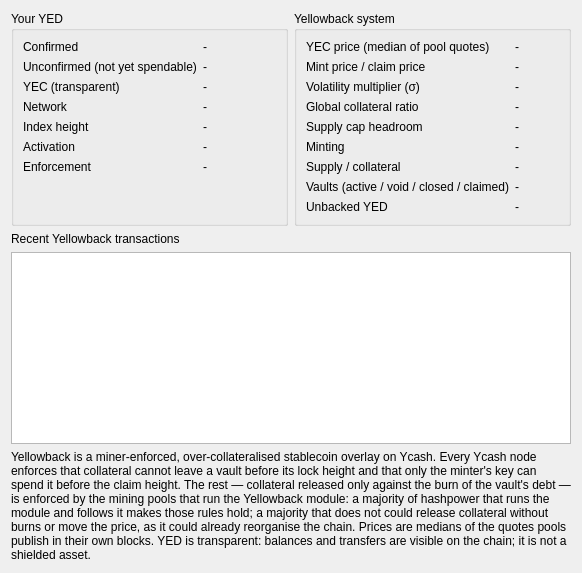
boyfromcave/yecwallet-dd, file src/yellowbackoverview.ui: the form before one commit.
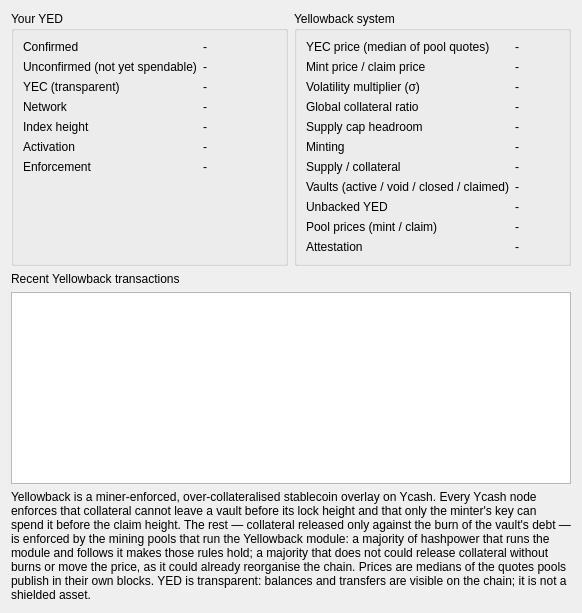
The form after the commit.

Commit message: Wallet: v3 read-only views: Attestors page, source prices, notices, subscriber settings

Diff of the .ui file:
```diff
--- a/src/yellowbackoverview.ui
+++ b/src/yellowbackoverview.ui
@@ -48,6 +48,10 @@
         <item row="7" column="1"><widget class="QLabel" name="lblVaults"><property name="text"><string>-</string></property></widget></item>
         <item row="8" column="0"><widget class="QLabel" name="s9"><property name="text"><string>Unbacked YED</string></property></widget></item>
         <item row="8" column="1"><widget class="QLabel" name="lblUnbacked"><property name="text"><string>-</string></property><property name="toolTip"><string>YED minted against vaults that were later emptied without their burn (only possible while enforcement is paused or abandoned).</string></property></widget></item>
+        <item row="9" column="0"><widget class="QLabel" name="s10"><property name="text"><string>Pool prices (mint / claim)</string></property></widget></item>
+        <item row="9" column="1"><widget class="QLabel" name="lblPoolPrices"><property name="text"><string>-</string></property><property name="toolTip"><string>The pool cross-section bounds at the index tip: the medians of the quotes pools publish in their blocks. Once the attestation layer is armed, each mint or claim combines them with the attestors' prices and uses the more conservative of the two.</string></property></widget></item>
+        <item row="10" column="0"><widget class="QLabel" name="s11"><property name="text"><string>Attestation</string></property></widget></item>
+        <item row="10" column="1"><widget class="QLabel" name="lblAttestation"><property name="text"><string>-</string></property><property name="wordWrap"><bool>true</bool></property><property name="toolTip"><string>Whether the attestation layer is armed at the tip: while armed, a mint or claim carries an attested price, one both pools and attestors signed off on.</string></property></widget></item>
        </layout>
       </widget>
      </item>
```
The commit also changes 12 other files.
